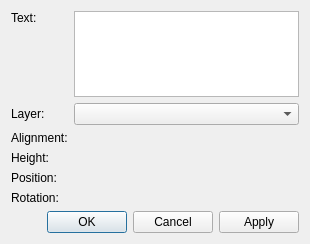
This is libs/librepcb/editor/dialogs/textpropertiesdialog.ui in LibrePCB/LibrePCB as Qt 5 draws it before an edit. The edited form follows.
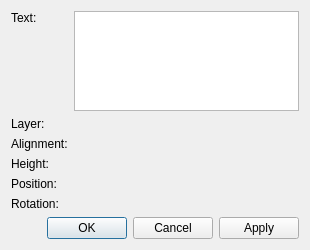
This is the edited form. Custom widgets are drawn as their Qt base class.

Commit message: Refactor whole graphics layer architecture

```diff
--- a/libs/librepcb/editor/dialogs/textpropertiesdialog.ui
+++ b/libs/librepcb/editor/dialogs/textpropertiesdialog.ui
@@ -7,7 +7,7 @@
     <x>0</x>
     <y>0</y>
     <width>310</width>
-    <height>244</height>
+    <height>250</height>
    </rect>
   </property>
   <property name="windowTitle">
@@ -46,9 +46,6 @@
        </property>
       </widget>
      </item>
-     <item row="1" column="1">
-      <widget class="QComboBox" name="cbxLayer"/>
-     </item>
      <item row="2" column="0">
       <widget class="QLabel" name="label_7">
        <property name="text">
@@ -96,6 +93,9 @@
      <item row="5" column="1">
       <widget class="librepcb::editor::AngleEdit" name="edtRotation" native="true"/>
      </item>
+     <item row="1" column="1">
+      <widget class="librepcb::editor::GraphicsLayerComboBox" name="cbxLayer" native="true"/>
+     </item>
     </layout>
    </item>
    <item>
@@ -135,6 +135,12 @@
    <header location="global">librepcb/editor/widgets/alignmentselector.h</header>
    <container>1</container>
   </customwidget>
+  <customwidget>
+   <class>librepcb::editor::GraphicsLayerComboBox</class>
+   <extends>QWidget</extends>
+   <header location="global">librepcb/editor/widgets/graphicslayercombobox.h</header>
+   <container>1</container>
+  </customwidget>
  </customwidgets>
  <tabstops>
   <tabstop>edtText</tabstop>
```
Left out of the diff: 1 changed line with no effect on the pictures. The commit also changes 280 other files.
